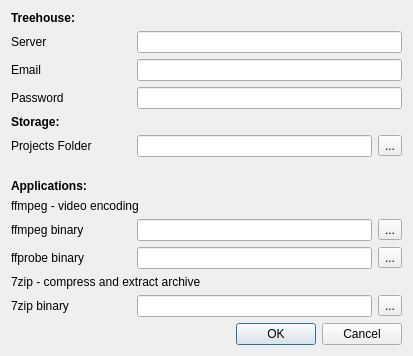
dearyangyu/swing, file module/wildchildanimation/gui/forms/maya/settings_dialog.ui: the form before one commit.
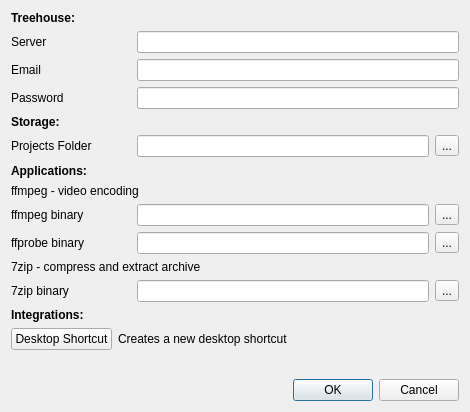
The form after the commit.

The edit to the form file:
```diff
--- a/module/wildchildanimation/gui/forms/maya/settings_dialog.ui
+++ b/module/wildchildanimation/gui/forms/maya/settings_dialog.ui
@@ -9,8 +9,8 @@
    <rect>
     <x>0</x>
     <y>0</y>
-    <width>413</width>
-    <height>356</height>
+    <width>470</width>
+    <height>412</height>
    </rect>
   </property>
   <property name="focusPolicy">
@@ -288,6 +288,63 @@
      </item>
     </layout>
    </item>
+   <item>
+    <widget class="QLabel" name="label_11">
+     <property name="font">
+      <font>
+       <weight>75</weight>
+       <bold>true</bold>
+      </font>
+     </property>
+     <property name="text">
+      <string>Integrations:</string>
+     </property>
+    </widget>
+   </item>
+   <item>
+    <layout class="QHBoxLayout" name="horizontalLayout_8">
+     <item>
+      <widget class="QPushButton" name="pushButtonShortcut">
+       <property name="text">
+        <string>Desktop Shortcut</string>
+       </property>
+      </widget>
+     </item>
+     <item>
+      <widget class="QLabel" name="label_12">
+       <property name="text">
+        <string>Creates a new desktop shortcut</string>
+       </property>
+      </widget>
+     </item>
+     <item>
+      <spacer name="horizontalSpacer">
+       <property name="orientation">
+        <enum>Qt::Horizontal</enum>
+       </property>
+       <property name="sizeHint" stdset="0">
+        <size>
+         <width>40</width>
+         <height>20</height>
+        </size>
+       </property>
+      </spacer>
+     </item>
+    </layout>
+   </item>
+   <item>
+    <spacer name="verticalSpacer_2">
+     <property name="orientation">
+      <enum>Qt::Vertical</enum>
+     </property>
+     <property name="sizeHint" stdset="0">
+      <size>
+       <width>20</width>
+       <height>40</height>
+      </size>
+     </property>
+    </spacer>
+   </item>
    <item>
     <widget class="QDialogButtonBox" name="buttonBox">
      <property name="orientation">
```
